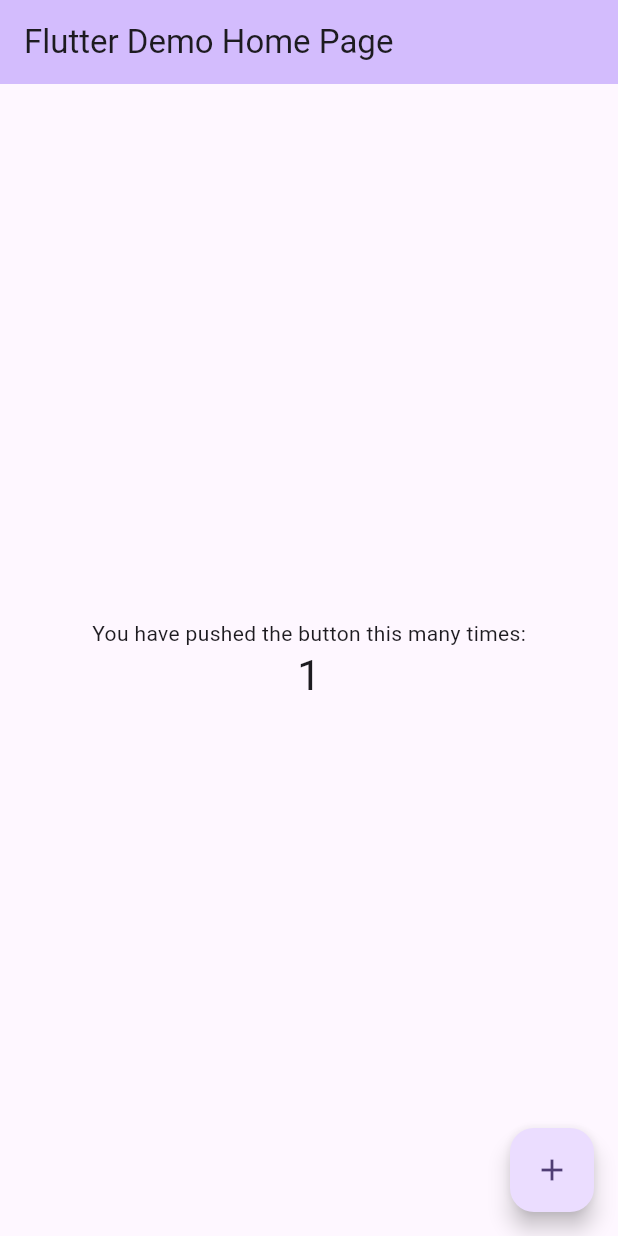
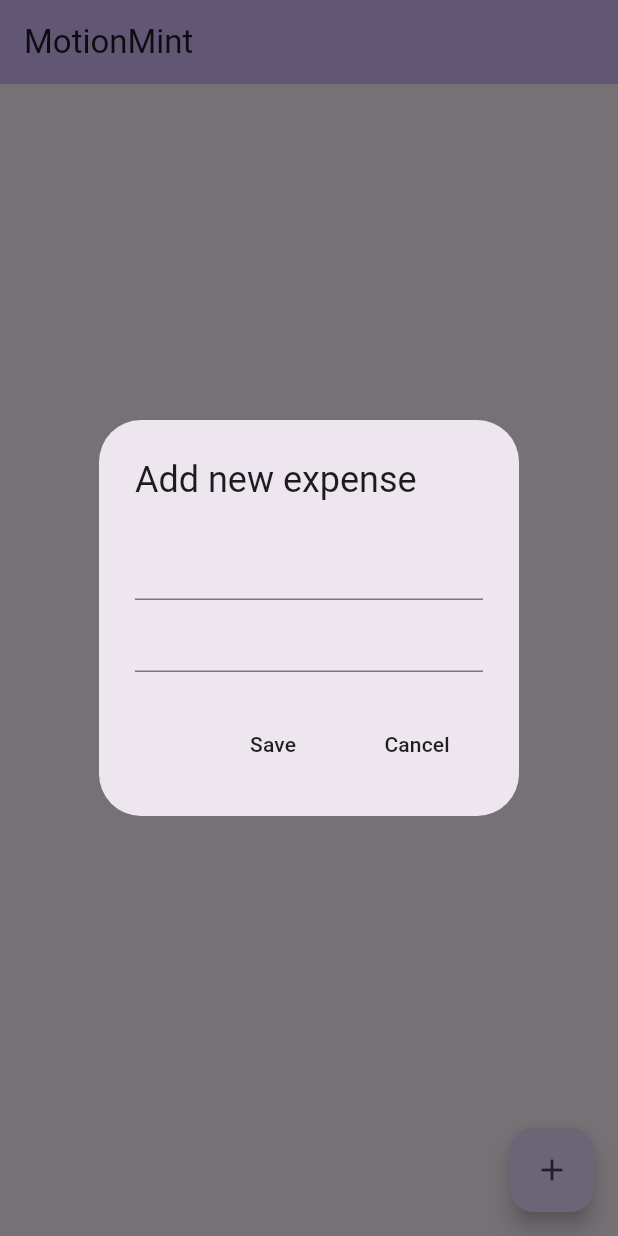
Before and after one commit to Derrick-Mao/motionmint, a Flutter app: the screen it shows after launch, after a tap on the "add" icon, on a phone screen of 412 x 824 dp. Run offline on Flutter 3.47's test engine with Material 3 defaults, Android fonts, the light colour scheme and no system bars.

Commit message:
text field in add button

```diff
--- a/lib/main.dart
+++ b/lib/main.dart
@@ -12,7 +12,7 @@
   @override
   Widget build(BuildContext context) {
     return MaterialApp(
-      title: 'Flutter Demo',
+      title: 'MotionMint',
       theme: ThemeData(
         // This is the theme of your application.
         //
@@ -32,7 +32,8 @@
         colorScheme: ColorScheme.fromSeed(seedColor: Colors.deepPurple),
         useMaterial3: true,
       ),
-      home: const MyHomePage(title: 'Flutter Demo Home Page'),
+      debugShowCheckedModeBanner: false,
+      home: const MyHomePage(title: 'MotionMint'),
     );
   }
 }
--- a/lib/pages/home_page.dart
+++ b/lib/pages/home_page.dart
@@ -19,71 +19,63 @@ class MyHomePage extends StatefulWidget {
 }
 
 class _MyHomePageState extends State<MyHomePage> {
-  int _counter = 0;
+  // text controllers
+  final newExpenseNameController = TextEditingController();
+  final newExpenseAmountController = TextEditingController();
 
-  void _incrementCounter() {
-    setState(() {
-      // This call to setState tells the Flutter framework that something has
-      // changed in this State, which causes it to rerun the build method below
-      // so that the display can reflect the updated values. If we changed
-      // _counter without calling setState(), then the build method would not be
-      // called again, and so nothing would appear to happen.
-      _counter++;
-    });
+  void addNewExpense() {
+    showDialog(
+      context: context,
+      builder: (context) => AlertDialog(
+        title: Text('Add new expense'),
+        content: Column(
+          mainAxisSize: MainAxisSize.min,
+          children: [
+            // expense name
+            TextField(
+              controller: newExpenseNameController,
+            ),
+            //expense amount
+            TextField(
+              controller: newExpenseAmountController,
+            ),
+          ],
+        ),
+
+        actions: [
+          // save button
+          MaterialButton(
+            onPressed: save,
+            child: const Text('Save'),
+          ),
+
+          // cancel button
+          MaterialButton(
+            onPressed: cancel,
+            child: const Text('Cancel'),
+          ),
+        ],
+      ),
+    );
   }
+
+  void save() {}
+
+  void cancel() {}
 
   @override
   Widget build(BuildContext context) {
-    // This method is rerun every time setState is called, for instance as done
-    // by the _incrementCounter method above.
-    //
-    // The Flutter framework has been optimized to make rerunning build methods
-    // fast, so that you can just rebuild anything that needs updating rather
-    // than having to individually change instances of widgets.
     return Scaffold(
       appBar: AppBar(
-        // TRY THIS: Try changing the color here to a specific color (to
-        // Colors.amber, perhaps?) and trigger a hot reload to see the AppBar
-        // change color while the other colors stay the same.
         backgroundColor: Theme.of(context).colorScheme.inversePrimary,
-        // Here we take the value from the MyHomePage object that was created by
-        // the App.build method, and use it to set our appbar title.
         title: Text(widget.title),
       ),
-      body: Center(
-        // Center is a layout widget. It takes a single child and positions it
-        // in the middle of the parent.
-        child: Column(
-          // Column is also a layout widget. It takes a list of children and
-          // arranges them vertically. By default, it sizes itself to fit its
-          // children horizontally, and tries to be as tall as its parent.
-          //
-          // Column has various properties to control how it sizes itself and
-          // how it positions its children. Here we use mainAxisAlignment to
-          // center the children vertically; the main axis here is the vertical
-          // axis because Columns are vertical (the cross axis would be
-          // horizontal).
-          //
-          // TRY THIS: Invoke "debug painting" (choose the "Toggle Debug Paint"
-          // action in the IDE, or press "p" in the console), to see the
-          // wireframe for each widget.
-          mainAxisAlignment: MainAxisAlignment.center,
-          children: <Widget>[
-            const Text(
-              'You have pushed the button this many times:',
-            ),
-            Text(
-              '$_counter',
-              style: Theme.of(context).textTheme.headlineMedium,
-            ),
-          ],
-        ),
+
+      floatingActionButton: FloatingActionButton(
+        onPressed: addNewExpense,
+        tooltip: 'Add new expense',
+        child: const Icon(Icons.add),
       ),
-      floatingActionButton: FloatingActionButton(
-        onPressed: _incrementCounter,
-        tooltip: 'Increment',
-        child: const Icon(Icons.add),
-      ), // This trailing comma makes auto-formatting nicer for build methods.
     );
   }
 }
```
